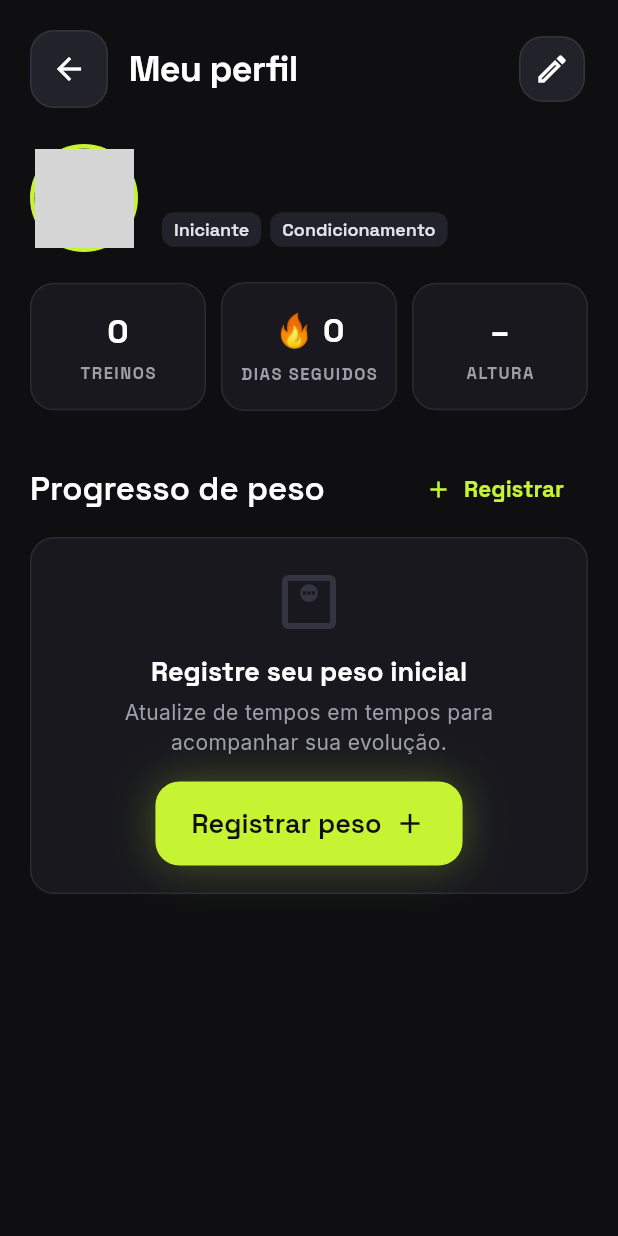
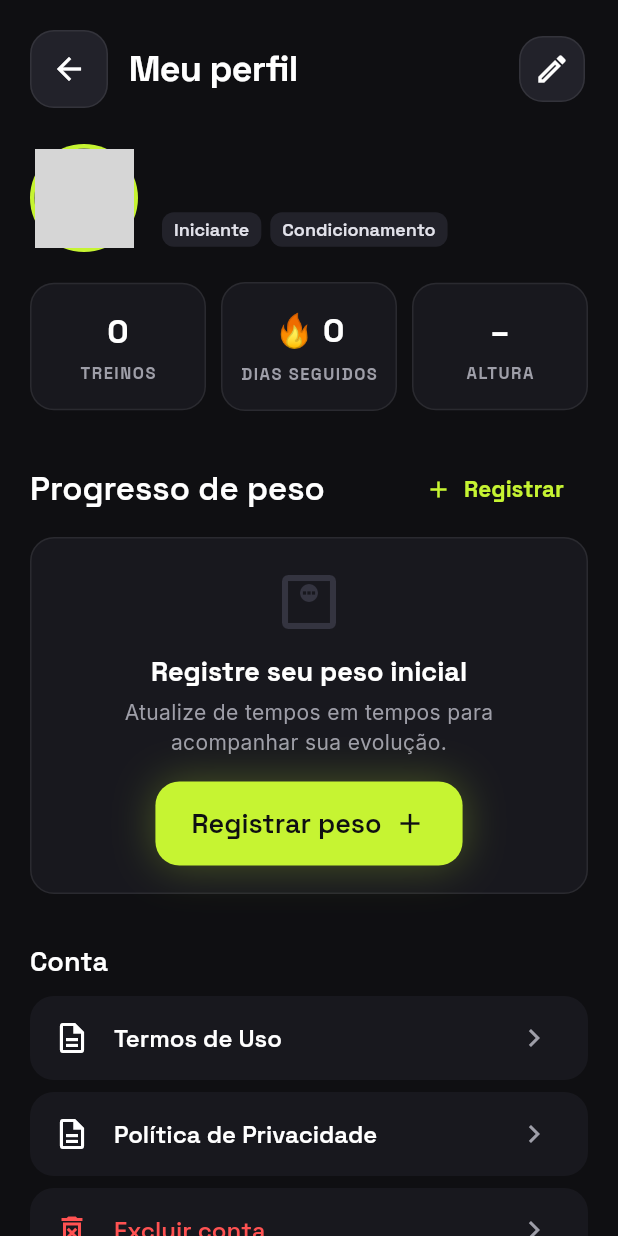
Before and after one commit to rafaellourenco10/app_gestao_muscular, a Flutter app: the ProfileScreen screen opened directly, on a phone screen of 412 x 824 dp. Run offline on Flutter 3.47's test engine with Material 3 defaults, Android fonts, the phone set to English and light mode, and no system bars; our stand-ins replace flutter_local_notifications, flutter_timezone, google_fonts, timezone, wakelock_plus; network calls fail; grey boxes are pictures that could not be loaded.

Commit message:
Termos de uso, política de privacidade e excluir conta
Co-Authored-By: Claude Opus 5.5 <noreply@anthropic.com>

```diff
--- /dev/null
+++ b/lib/screens/legal_screen.dart
@@ -0,0 +1,76 @@
+import 'package:flutter/material.dart';
+
+import '../ui.dart';
+
+// ponytail: e-mail e data fixos no app; publicar o mesmo texto numa URL (a Play Store exige link web).
+const supportEmail = 'privacidade@funcfit.app';
+const _updated = '05/10/2026';
+
+enum LegalDoc {
+  terms('Termos de Uso', [
+    ('1. Aceitação', 'Ao criar uma conta ou usar o FuncFit, você concorda com estes Termos e com a Política de Privacidade.'),
+    ('2. O serviço', 'O FuncFit oferece treinos, cronogramas, cronômetro e acompanhamento de progresso. O conteúdo pode mudar ou ser atualizado a qualquer momento.'),
+    ('3. Saúde e responsabilidade', 'Os treinos têm caráter informativo e não substituem orientação médica ou de um profissional de educação física. Consulte um médico antes de iniciar atividade física e interrompa o exercício se sentir dor, tontura ou falta de ar. Você treina por sua conta e risco.'),
+    ('4. Sua conta', 'Você é responsável pelas informações cadastradas e por manter sua senha em sigilo. É preciso ter 18 anos ou mais, ou autorização dos responsáveis.'),
+    ('5. Uso permitido', 'É proibido copiar, revender ou distribuir o conteúdo do app, ou tentar acessar dados de outros usuários.'),
+    ('6. Encerramento', 'Você pode excluir sua conta a qualquer momento em Meu perfil > Excluir conta. Podemos suspender contas que violem estes Termos.'),
+    ('7. Alterações', 'Podemos atualizar estes Termos. Mudanças relevantes serão avisadas no app.'),
+    ('8. Contato e foro', 'Dúvidas: $supportEmail. Estes Termos seguem a legislação brasileira.'),
+  ]),
+  privacy('Política de Privacidade', [
+    ('1. Quem somos', 'Esta política explica como o FuncFit trata seus dados pessoais, conforme a Lei Geral de Proteção de Dados (Lei 13.709/2018 – LGPD).'),
+    ('2. Dados que coletamos', 'Cadastro: nome, e-mail, senha (armazenada de forma criptografada) e nível de condicionamento.\nPerfil: objetivo, altura, peso e meta de peso.\nUso: cronograma, treinos concluídos, duração e horário do lembrete.'),
+    ('3. Para que usamos', 'Para criar sua conta, montar e lembrar seus treinos, mostrar seu histórico e progresso. Base legal: execução do contrato (art. 7º, V) e, para peso e altura, seu consentimento (art. 11, I), que você dá ao informá-los e pode retirar apagando os registros.'),
+    ('4. Compartilhamento', 'Não vendemos seus dados. Eles são guardados em provedores de infraestrutura contratados para operar o app, sob obrigação de sigilo.'),
+    ('5. Por quanto tempo', 'Enquanto sua conta existir. Ao excluir a conta, seus dados são apagados, salvo o que a lei obrigar a manter.'),
+    ('6. Seus direitos', 'Você pode confirmar, acessar, corrigir, exportar ou excluir seus dados e revogar o consentimento. Edite seus dados em Meu perfil, exclua tudo em Meu perfil > Excluir conta, ou escreva para $supportEmail.'),
+    ('7. Segurança', 'Usamos conexão criptografada e controle de acesso para proteger seus dados.'),
+    ('8. Notificações', 'Os lembretes de treino são gerados no próprio aparelho e só são ativados se você permitir.'),
+    ('9. Alterações', 'Avisaremos no app quando esta política mudar.'),
+  ]);
+
+  const LegalDoc(this.title, this.sections);
+  final String title;
+  final List<(String, String)> sections;
+}
+
+class LegalScreen extends StatelessWidget {
+  const LegalScreen(this.doc, {super.key});
+  final LegalDoc doc;
+
+  @override
+  Widget build(BuildContext context) => Scaffold(
+        body: SafeArea(
+          child: ListView(padding: const EdgeInsets.all(20), children: [
+            Align(
+              alignment: Alignment.centerLeft,
+              child: SquareIconButton(Icons.arrow_back, tooltip: 'Voltar', onTap: () => Navigator.pop(context)),
+            ),
+            const SizedBox(height: 20),
+            Text(doc.title, style: grotesk(32, spacing: -0.6)),
+            const SizedBox(height: 6),
+            const Text('Atualizado em $_updated', style: TextStyle(color: textLow, fontSize: 13)),
+            for (final (title, body) in doc.sections) ...[
+              const SizedBox(height: 24),
+              Text(title, style: grotesk(18, weight: FontWeight.w600)),
+              const SizedBox(height: 8),
+              Text(body, style: const TextStyle(fontSize: 15, height: 1.6)),
+            ],
+          ]),
+        ),
+      );
+}
+
+/// "Termos de Uso · Política de Privacidade" clicáveis.
+class LegalLinks extends StatelessWidget {
+  const LegalLinks({super.key});
+
+  @override
+  Widget build(BuildContext context) => Wrap(alignment: WrapAlignment.center, children: [
+        for (final doc in LegalDoc.values)
+          TextButton(
+            onPressed: () => Navigator.push(context, MaterialPageRoute(builder: (_) => LegalScreen(doc))),
+            child: Text(doc.title, style: grotesk(13, weight: FontWeight.w600, color: lime)),
+          ),
+      ]);
+}
--- a/lib/screens/profile_screen.dart
+++ b/lib/screens/profile_screen.dart
@@ -2,7 +2,10 @@ import 'package:flutter/material.dart';
 import 'package:flutter/services.dart';
 
 import '../data.dart';
+import '../reminders.dart';
 import '../ui.dart';
+import 'legal_screen.dart';
+import 'welcome_screen.dart';
 
 class ProfileScreen extends StatefulWidget {
   const ProfileScreen({super.key});
@@ -178,10 +181,70 @@ class _ProfileScreenState extends State<ProfileScreen> {
                 ),
               ),
           ],
+          const SizedBox(height: 32),
+          Text('Conta', style: grotesk(18, weight: FontWeight.w600)),
+          const SizedBox(height: 10),
+          for (final doc in LegalDoc.values)
+            _AccountTile(Icons.description_outlined, doc.title,
+                () => Navigator.push(context, MaterialPageRoute(builder: (_) => LegalScreen(doc)))),
+          _AccountTile(Icons.delete_forever_outlined, 'Excluir conta', _deleteAccount, color: Colors.redAccent),
         ]),
       ),
     );
   }
+
+  Future<void> _deleteAccount() async {
+    final ok = await showDialog<bool>(
+      context: context,
+      builder: (dialog) => AlertDialog(
+        backgroundColor: surface1,
+        title: Text('Excluir conta?', style: grotesk(20)),
+        content: const Text(
+          'Seu perfil, cronograma, histórico de treinos e registros de peso serão apagados para sempre. Isso não pode ser desfeito.',
+        ),
+        actions: [
+          TextButton(onPressed: () => Navigator.pop(dialog, false), child: const Text('Cancelar')),
+          FilledButton(
+            onPressed: () => Navigator.pop(dialog, true),
+            style: FilledButton.styleFrom(backgroundColor: Colors.redAccent, foregroundColor: textHigh),
+            child: const Text('Excluir tudo'),
+          ),
+        ],
+      ),
+    );
+    if (ok != true) return;
+    deleteAllUserData();
+    reminderTime = null;
+    try {
+      await scheduleReminders(); // sem horário, só cancela os avisos agendados
+    } catch (e) {
+      debugPrint('Falha ao cancelar lembretes: $e');
+    }
+    if (!mounted) return;
+    Navigator.of(context).pushAndRemoveUntil(MaterialPageRoute(builder: (_) => const WelcomeScreen()), (_) => false);
+    ScaffoldMessenger.of(context).showSnackBar(const SnackBar(content: Text('Conta excluída.')));
+  }
+}
+
+class _AccountTile extends StatelessWidget {
+  const _AccountTile(this.icon, this.label, this.onTap, {this.color = textHigh});
+  final IconData icon;
+  final String label;
+  final VoidCallback onTap;
+  final Color color;
+
+  @override
+  Widget build(BuildContext context) => Padding(
+        padding: const EdgeInsets.only(bottom: 8),
+        child: ListTile(
+          tileColor: surface1,
+          shape: RoundedRectangleBorder(borderRadius: BorderRadius.circular(16)),
+          leading: Icon(icon, color: color),
+          title: Text(label, style: grotesk(16, weight: FontWeight.w600, color: color)),
+          trailing: const Icon(Icons.chevron_right, color: textLow),
+          onTap: onTap,
+        ),
+      );
 }
 
 String _date(DateTime d) => '${d.day.toString().padLeft(2, '0')}/${d.month.toString().padLeft(2, '0')}/${d.year}';
--- a/lib/screens/signup_screen.dart
+++ b/lib/screens/signup_screen.dart
@@ -3,6 +3,7 @@ import 'package:flutter/material.dart';
 import '../data.dart';
 import '../ui.dart';
 import 'categories_screen.dart';
+import 'legal_screen.dart';
 import 'login_screen.dart';
 
 class SignupScreen extends StatefulWidget {
@@ -110,10 +111,11 @@ class _SignupScreenState extends State<SignupScreen> {
                 ),
               ]),
               const Text(
-                'Ao continuar, você concorda com nossos Termos de Uso e nossa Política de Privacidade.',
+                'Ao continuar, você concorda com nossos:',
                 textAlign: TextAlign.center,
                 style: TextStyle(color: textLow, fontSize: 13),
               ),
+              const LegalLinks(),
             ]),
           ),
         ),
```
Also changed, not shown: lib/data.dart (+14 -1 lines), 1 other file.
